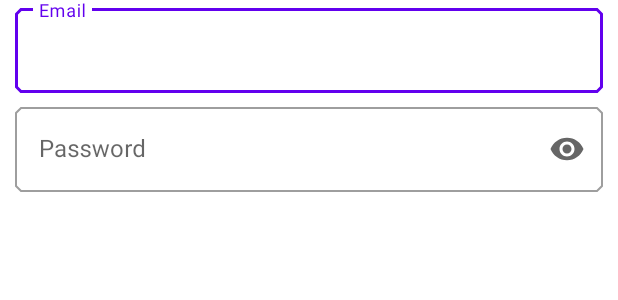
After one commit to APPquitectura/APPquitectura, an Android app: the layout login_form.xml on its own in the app's theme, with its tools: preview values and no code run, on a phone screen of 412 x 824 dp. The commit adds this screen. Shown: the top 300 px of the screen. Run offline under Robolectric (Android 15) with nearby library versions, the phone set to English and light mode, and no system bars.

Commit message:
Login form implemented

```diff
--- a/app/src/main/AndroidManifest.xml
+++ b/app/src/main/AndroidManifest.xml
@@ -12,6 +12,8 @@
         android:allowBackup="false">
         <activity
             android:name="com.etsisi.appquitectura.presentation.ui.login.view.LoginActivity"
+            android:windowSoftInputMode="adjustResize"
+            android:theme="@style/LoginActivityStyle"
             android:exported="true" >
             <intent-filter>
                 <action android:name="android.intent.action.MAIN" />
--- a/app/src/main/java/com/etsisi/quizz/domain/common/UseCase.kt
+++ b/app/src/main/java/com/etsisi/appquitectura/domain/usecase/UseCase.kt
@@ -1,4 +1,4 @@
-package com.etsisi.quizz.domain.common
+package com.etsisi.appquitectura.domain.usecase
 
 import kotlinx.coroutines.CoroutineDispatcher
 import kotlinx.coroutines.CoroutineScope
--- a/app/src/main/java/com/etsisi/appquitectura/presentation/common/BaseActivity.kt
+++ b/app/src/main/java/com/etsisi/appquitectura/presentation/common/BaseActivity.kt
@@ -45,9 +45,9 @@ abstract class BaseActivity<binding: ViewDataBinding, viewModel: ViewModel>(
         return result
     }
 
-    abstract fun observeViewModel(mViewModel: ViewModel)
+    abstract fun observeViewModel(mViewModel: viewModel)
 
-    abstract fun setUpDataBinding(mBinding: ViewDataBinding, mViewModel: ViewModel)
+    abstract fun setUpDataBinding(mBinding: binding, mViewModel: viewModel)
 
     abstract fun getFragmentContainer(): Int
 
--- /dev/null
+++ b/app/src/main/res/layout/login_form.xml
@@ -0,0 +1,65 @@
+<?xml version="1.0" encoding="utf-8"?>
+<layout xmlns:android="http://schemas.android.com/apk/res/android"
+    xmlns:app="http://schemas.android.com/apk/res-auto">
+
+    <data>
+        <variable
+            name="viewModel"
+            type="com.etsisi.appquitectura.presentation.ui.login.viewmodel.LoginViewModel" />
+    </data>
+
+    <androidx.constraintlayout.widget.ConstraintLayout
+        android:layout_width="match_parent"
+        android:layout_height="wrap_content">
+
+        <androidx.appcompat.widget.LinearLayoutCompat
+            android:layout_width="0dp"
+            android:layout_height="wrap_content"
+            android:orientation="vertical"
+            android:paddingHorizontal="@dimen/dimen_10"
+            app:layout_constraintBottom_toBottomOf="parent"
+            app:layout_constraintEnd_toEndOf="parent"
+            app:layout_constraintStart_toStartOf="parent"
+            app:layout_constraintTop_toTopOf="parent">
+
+            <com.google.android.material.textfield.TextInputLayout
+                android:layout_width="match_parent"
+                android:layout_height="wrap_content"
+                android:layout_marginBottom="@dimen/dimen_4"
+                android:hint="@string/hint_email"
+                android:minHeight="@dimen/input_text_height"
+                app:endIconMode="clear_text"
+                app:hintAnimationEnabled="true">
+
+                <com.google.android.material.textfield.TextInputEditText
+                    android:layout_width="match_parent"
+                    android:layout_height="match_parent"
+                    android:imeOptions="actionNext"
+                    android:inputType="textEmailAddress"
+                    android:text="@={viewModel.email}" />
+
+            </com.google.android.material.textfield.TextInputLayout>
+
+            <com.google.android.material.textfield.TextInputLayout
+                android:layout_width="match_parent"
+                android:layout_height="wrap_content"
+                android:layout_marginBottom="@dimen/dimen_4"
+                android:hint="@string/hint_password"
+                android:minHeight="@dimen/input_text_height"
+                app:endIconMode="password_toggle"
+                app:hintAnimationEnabled="true">
+
+                <com.google.android.material.textfield.TextInputEditText
+                    android:layout_width="match_parent"
+                    android:layout_height="match_parent"
+                    android:imeOptions="actionDone"
+                    android:inputType="textPassword"
+                    android:text="@={viewModel.password}" />
+
+            </com.google.android.material.textfield.TextInputLayout>
+
+        </androidx.appcompat.widget.LinearLayoutCompat>
+
+    </androidx.constraintlayout.widget.ConstraintLayout>
+
+</layout>
--- a/app/src/main/res/values/colors.xml
+++ b/app/src/main/res/values/colors.xml
@@ -6,5 +6,6 @@
     <color name="teal_200">#FF03DAC5</color>
     <color name="teal_700">#FF018786</color>
     <color name="black">#FF000000</color>
+    <color name="red_error">#FB3022</color>
     <color name="white">#FFFFFFFF</color>
 </resources>
--- a/app/src/main/res/values/strings.xml
+++ b/app/src/main/res/values/strings.xml
@@ -1,5 +1,7 @@
 <resources>
     <string name="app_name">APPquitectura</string>
-    <!-- TODO: Remove or change this placeholder text -->
-    <string name="hello_blank_fragment">Hello blank fragment</string>
+
+    <!-- Login -->
+    <string name="hint_email">Email</string>
+    <string name="hint_password">Password</string>
 </resources>
--- a/app/src/main/res/values/themes.xml
+++ b/app/src/main/res/values/themes.xml
@@ -1,6 +1,6 @@
 <resources xmlns:tools="http://schemas.android.com/tools">
     <!-- Base application theme. -->
-    <style name="Theme.Quizz" parent="Theme.MaterialComponents.DayNight.DarkActionBar">
+    <style name="Theme.Appquitectura" parent="Theme.MaterialComponents.Light.NoActionBar">
         <!-- Primary brand color. -->
         <item name="colorPrimary">@color/purple_500</item>
         <item name="colorPrimaryVariant">@color/purple_700</item>
@@ -14,10 +14,21 @@
         <!-- Customize your theme here. -->
     </style>
 
-    <style name="Theme.App.Splash" parent="Theme.SplashScreen">
+    <style name="Theme.App.Splash" parent="Theme.Appquitectura">
         <item name="windowSplashScreenBackground">@color/black</item>
         <item name="windowSplashScreenAnimatedIcon">@drawable/ic_launcher_background</item>
         <item name="windowSplashScreenAnimationDuration">200</item>
         <item name="postSplashScreenTheme">@style/Theme.Quizz</item>
     </style>
+
+    <style name="LoginActivityStyle" parent="Theme.Appquitectura">
+        <item name="colorError">@color/red_error</item>
+        <item name="textInputStyle">@style/Widget.MaterialComponents.TextInputLayout.OutlinedBox</item>
+        <item name="shapeAppearanceSmallComponent">@style/ShapeAppearance.App.SmallComponent</item>
+    </style>
+
+    <style name="ShapeAppearance.App.SmallComponent" parent="ShapeAppearance.MaterialComponents.SmallComponent">
+        <item name="cornerFamily">cut</item>
+        <item name="cornerSize">4dp</item>
+    </style>
 </resources>
```
Also changed, not shown: app/src/main/java/com/etsisi/appquitectura/presentation/common/BaseFragment.kt (added, +66 -0 lines), app/src/main/java/com/etsisi/appquitectura/presentation/common/Event.kt (added, +39 -0 lines), app/src/main/java/com/etsisi/appquitectura/presentation/ui/login/view/LoginActivity.kt (+19 -6 lines), app/src/main/java/com/etsisi/appquitectura/presentation/ui/login/view/formscreen/LoginFormFragment.kt (+16 -12 lines), app/src/main/java/com/etsisi/appquitectura/presentation/ui/login/viewmodel/LoginViewModel.kt (+32 -1 lines), app/src/main/res/layout/fragment_login_form.xml (+23 -8 lines), app/src/main/res/values/dimens.xml (added, +30 -0 lines), 1 other file.
